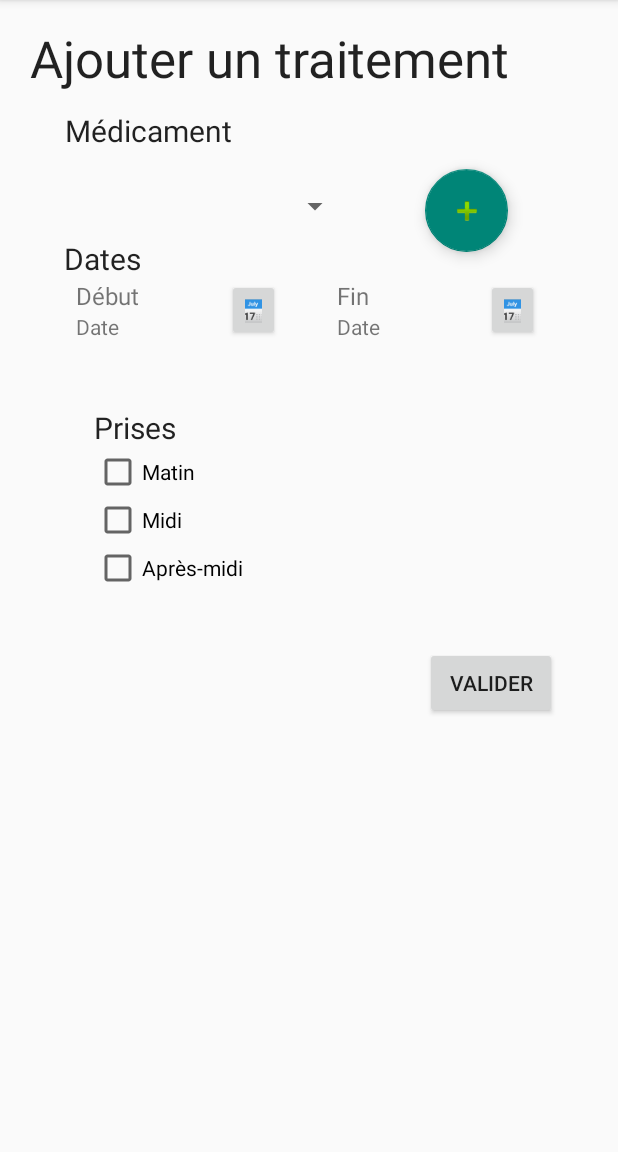
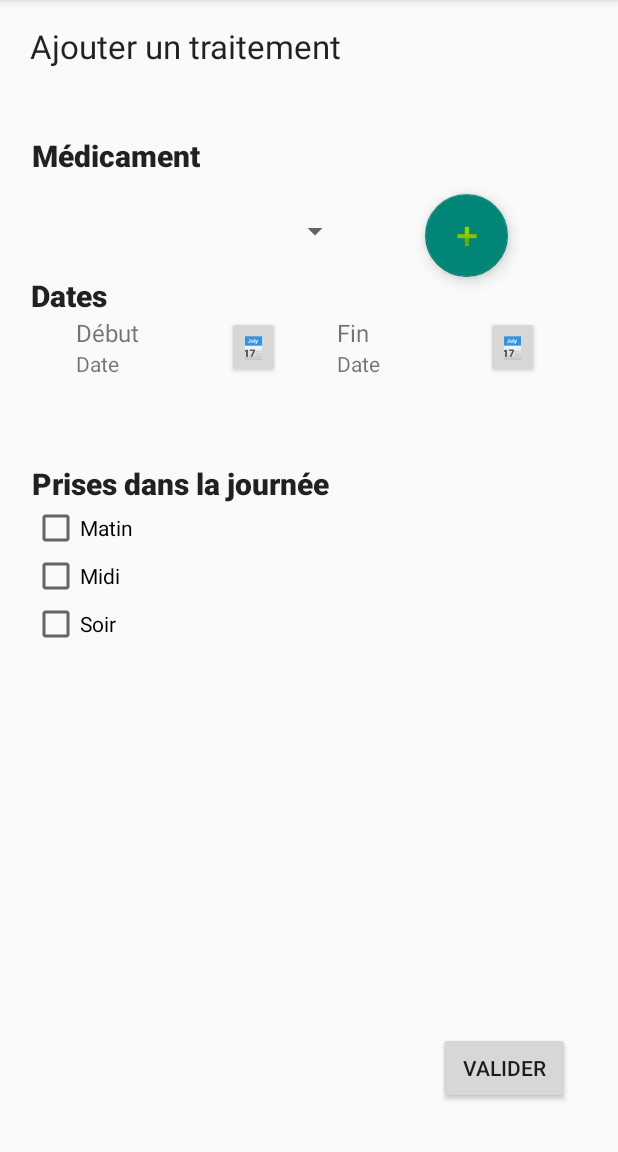
Before and after one commit to TheoHakk/B3Q1-Projet-Android, an Android app: the Treatment_screen_controller screen opened directly, with no data from a screen before it, on a phone screen of 412 x 824 dp, the part 84-1236 px from its top. Run offline under Robolectric (Android 15) with nearby library versions, the phone set to English and light mode, and no system bars.

Commit message:
Interfaces avec les fragment manager + création de médicament

```diff
--- a/app/src/main/java/be/helha/hakem_android_project/views/PartOfDay_fragment_controller.java
+++ b/app/src/main/java/be/helha/hakem_android_project/views/PartOfDay_fragment_controller.java
@@ -4,7 +4,8 @@ import android.os.Bundle;
 import android.view.LayoutInflater;
 import android.view.View;
 import android.view.ViewGroup;
-import android.widget.RadioButton;
+import android.widget.CheckBox;
+import android.widget.TextView;
 
 import androidx.fragment.app.Fragment;
 
@@ -16,9 +17,11 @@ import be.helha.hakem_android_project.models.PartOfDay;
 
 public class PartOfDay_fragment_controller extends Fragment {
 
-    RadioButton morning;
-    RadioButton noon;
-    RadioButton afternoon;
+    CheckBox morning;
+    CheckBox noon;
+    CheckBox afternoon;
+
+    TextView title;
 
 
     @Override
@@ -28,6 +31,7 @@ public class PartOfDay_fragment_controller extends Fragment {
         morning = view.findViewById(R.id.CB_morning);
         noon = view.findViewById(R.id.CB_noon);
         afternoon = view.findViewById(R.id.CB_afternoon);
+        title = view.findViewById(R.id.TV_title_taken);
 
         return view;
     }
--- a/app/src/main/java/be/helha/hakem_android_project/views/Treatment_screen_controller.java
+++ b/app/src/main/java/be/helha/hakem_android_project/views/Treatment_screen_controller.java
@@ -4,13 +4,12 @@ import android.annotation.SuppressLint;
 import android.app.DatePickerDialog;
 import android.content.Intent;
 import android.os.Bundle;
-import android.view.View;
 import android.widget.Button;
 import android.widget.DatePicker;
-import android.widget.LinearLayout;
 import android.widget.TextView;
 
 import androidx.appcompat.app.AppCompatActivity;
+import androidx.fragment.app.FragmentManager;
 
 import com.google.android.material.floatingactionbutton.FloatingActionButton;
 
@@ -29,26 +28,22 @@ public class Treatment_screen_controller extends AppCompatActivity {
     TextView endDate;
     Date beginning;
     Date end;
-    LinearLayout mContainer;
     Treatment treatmentToWorkOn;
+    PartOfDay_fragment_controller partOfDayFragment;
 
     protected void onCreate(Bundle savedInstanceState) {
         super.onCreate(savedInstanceState);
         setContentView(R.layout.add_treatment_activity);
         createNewTreatment();
-
         if (getIntent().getExtras() != null) {
             treatmentToWorkOn = (Treatment) getIntent().getSerializableExtra("treatment");
         }
-
-
         init();
         putFragments();
     }
 
     private void createNewTreatment() {
         //TODO
-
     }
 
     private void init(){
@@ -57,7 +52,6 @@ public class Treatment_screen_controller extends AppCompatActivity {
         beginningDate = findViewById(R.id.TV_beginning_date);
         endDate = findViewById(R.id.TV_end_date);
         addPill = findViewById(R.id.B_add_pill);
-        mContainer = findViewById(R.id.LL_container);
         treatmentValidation = findViewById(R.id.B_treatment_validate);
         setActions();
     }
@@ -89,10 +83,8 @@ public class Treatment_screen_controller extends AppCompatActivity {
         int day = calendar.get(Calendar.DAY_OF_MONTH);
 
         DatePickerDialog datePickerDialog = new DatePickerDialog(this, new DatePickerDialog.OnDateSetListener() {
-            @SuppressLint("SetTextI18n")
             @Override
             public void onDateSet(DatePicker view, int selectedYear, int selectedMonth, int selectedDay) {
-                //Il faut gérer la date ici
                 if (Sender.equals("end")) {
                     end = new Date(selectedYear, selectedMonth, selectedDay);
                     endDate.setText(selectedDay + "/" + selectedMonth + "/" + selectedYear);
@@ -105,13 +97,15 @@ public class Treatment_screen_controller extends AppCompatActivity {
         datePickerDialog.show();
     }
 
-    private void putFragments(){
-        View partOfDay = getRbFragment();
-        mContainer.addView(partOfDay);
+    private void putFragments() {
+        FragmentManager fm = getSupportFragmentManager();
+        partOfDayFragment = (PartOfDay_fragment_controller) fm.findFragmentById(R.id.fragment_container_treatment);
+        if (partOfDayFragment == null) {
+            partOfDayFragment = new PartOfDay_fragment_controller();
+            fm.beginTransaction()
+                    .add(R.id.fragment_container_treatment, partOfDayFragment)
+                    .commit();
+        }
     }
 
-    private View getRbFragment(){
-        View partOfDay = getLayoutInflater().inflate(R.layout.part_rb_fragment, null);
-        return partOfDay;
-    }
 }
--- a/app/src/main/res/layout/add_treatment_activity.xml
+++ b/app/src/main/res/layout/add_treatment_activity.xml
@@ -7,13 +7,14 @@
 
     <TextView
         android:id="@+id/TV_title_treatment"
-        android:layout_width="324dp"
-        android:layout_height="49dp"
+        android:layout_width="339dp"
+        android:layout_height="54dp"
         android:layout_marginLeft="20dp"
         android:layout_marginTop="16dp"
         android:text="@string/add_treatment"
+        android:textAlignment="viewStart"
         android:textAppearance="@style/TextAppearance.AppCompat.Large"
-        android:textSize="34sp"
+        android:textSize="22sp"
         app:layout_constraintEnd_toEndOf="parent"
         app:layout_constraintHorizontal_bias="0.0"
         app:layout_constraintStart_toStartOf="parent"
@@ -23,12 +24,13 @@
         android:id="@+id/TV_pill"
         android:layout_width="wrap_content"
         android:layout_height="wrap_content"
-        android:layout_marginTop="8dp"
+        android:layout_marginTop="20dp"
         android:text="@string/pill"
-        android:textAppearance="@style/TextAppearance.AppCompat.Body1"
+        android:textAppearance="@style/TextAppearance.AppCompat.Body2"
         android:textSize="20sp"
+        android:textStyle="bold"
         app:layout_constraintEnd_toEndOf="parent"
-        app:layout_constraintHorizontal_bias="0.145"
+        app:layout_constraintHorizontal_bias="0.07"
         app:layout_constraintStart_toStartOf="parent"
         app:layout_constraintTop_toBottomOf="@+id/TV_title_treatment" />
 
@@ -58,12 +60,13 @@
         android:id="@+id/textView2"
         android:layout_width="wrap_content"
         android:layout_height="wrap_content"
-        android:layout_marginTop="8dp"
+        android:layout_marginTop="16dp"
         android:text="Dates"
-        android:textAppearance="@style/TextAppearance.AppCompat.Body1"
+        android:textAppearance="@style/TextAppearance.AppCompat.Body2"
         android:textSize="20sp"
+        android:textStyle="bold"
         app:layout_constraintEnd_toEndOf="parent"
-        app:layout_constraintHorizontal_bias="0.119"
+        app:layout_constraintHorizontal_bias="0.058"
         app:layout_constraintStart_toStartOf="parent"
         app:layout_constraintTop_toBottomOf="@+id/SP_pills_items" />
 
@@ -71,20 +74,11 @@
         android:id="@+id/B_treatment_validate"
         android:layout_width="wrap_content"
         android:layout_height="wrap_content"
-        android:layout_marginTop="24dp"
+        android:layout_marginEnd="32dp"
+        android:layout_marginBottom="32dp"
         android:text="@string/validate"
-        app:layout_constraintEnd_toEndOf="@+id/LL_container"
-        app:layout_constraintTop_toBottomOf="@+id/LL_container" />
-
-    <LinearLayout
-        android:id="@+id/LL_container"
-        android:layout_width="330dp"
-        android:layout_height="161dp"
-        android:layout_marginTop="12dp"
-        android:orientation="horizontal"
-        app:layout_constraintEnd_toEndOf="parent"
-        app:layout_constraintStart_toStartOf="parent"
-        app:layout_constraintTop_toBottomOf="@+id/constraintLayout2"></LinearLayout>
+        app:layout_constraintBottom_toBottomOf="parent"
+        app:layout_constraintEnd_toEndOf="parent" />
 
     <androidx.constraintlayout.widget.ConstraintLayout
         android:id="@+id/constraintLayout2"
@@ -174,5 +168,16 @@
         </LinearLayout>
     </androidx.constraintlayout.widget.ConstraintLayout>
 
+    <androidx.fragment.app.FragmentContainerView
+        android:id="@+id/fragment_container_treatment"
+        android:name="be.helha.hakem_android_project.views.PartOfDay_fragment_controller"
+        android:layout_width="354dp"
+        android:layout_height="159dp"
+        android:layout_marginTop="16dp"
+        app:layout_constraintBottom_toTopOf="@+id/B_treatment_validate"
+        app:layout_constraintTop_toBottomOf="@+id/constraintLayout2"
+        app:layout_constraintVertical_bias="0.034"
+        tools:layout_editor_absoluteX="19dp" />
+
 
 </androidx.constraintlayout.widget.ConstraintLayout>
--- a/app/src/main/res/layout/part_rb_fragment.xml
+++ b/app/src/main/res/layout/part_rb_fragment.xml
@@ -27,8 +27,10 @@
                 android:layout_width="wrap_content"
                 android:layout_height="wrap_content"
                 android:text="@string/taken"
-                android:textAppearance="@style/TextAppearance.AppCompat.Body1"
-                android:textSize="20dp" />
+                android:textAppearance="@style/TextAppearance.AppCompat.Body2"
+                android:textSize="20sp"
+                android:textStyle="bold" />
+
 
             <CheckBox
                 android:id="@+id/CB_morning"
@@ -46,7 +48,7 @@
                 android:id="@+id/CB_afternoon"
                 android:layout_width="match_parent"
                 android:layout_height="wrap_content"
-                android:text="@string/afternoon" />
+                android:text="@string/evening" />
         </LinearLayout>
     </androidx.constraintlayout.widget.ConstraintLayout>
 
--- a/app/src/main/res/values/strings.xml
+++ b/app/src/main/res/values/strings.xml
@@ -12,8 +12,8 @@
     <string name="date">Date</string>
     <string name="morning">Matin</string>
     <string name="noon">Midi</string>
-    <string name="afternoon">Après-midi</string>
-    <string name="taken">Prises</string>
+    <string name="evening">Soir</string>
+    <string name="taken">Prises dans la journée</string>
     <string name="default_duration">Durée par défaut</string>
     <string name="pill_name">Nom du médicament</string>
     <string name="validate">Valider</string>
```
Also changed, not shown: app/src/main/java/be/helha/hakem_android_project/views/Pill_screen_controller.java (+19 -18 lines), app/src/main/res/layout/add_pill_activity.xml (+13 -12 lines).
